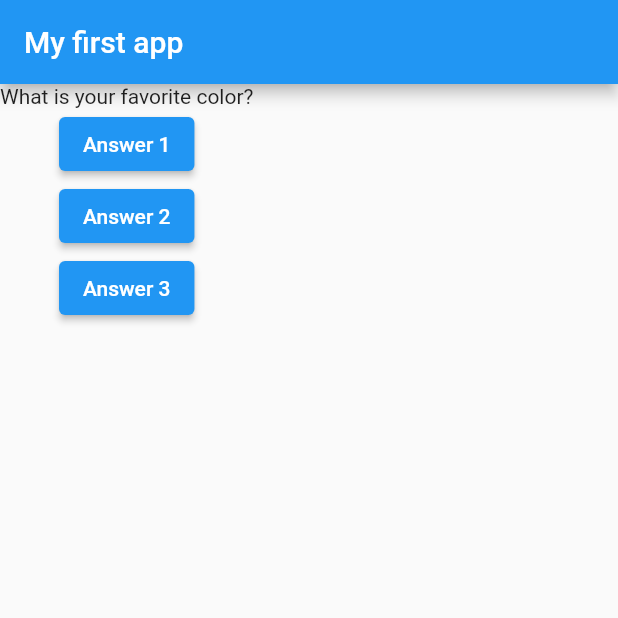
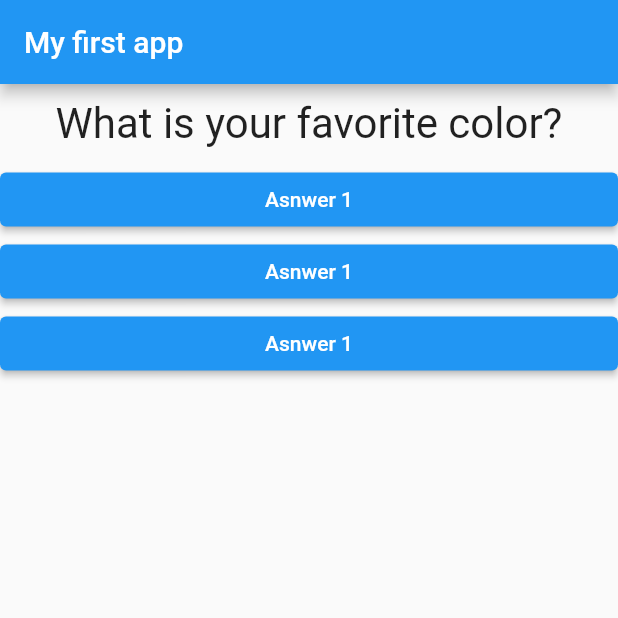
Before and after one commit to vctrtello1/ListOptions, a Flutter app: the screen it shows after launch, on a phone screen of 412 x 824 dp, the top half of it. Run offline on Flutter 3.47's test engine with Material 2 defaults, Android fonts, the phone set to English and light mode, and no system bars.

Commit message:
answers.dart

```diff
--- /dev/null
+++ b/lib/answer.dart
@@ -0,0 +1,17 @@
+import 'package:flutter/material.dart';
+
+class Answer extends StatelessWidget {
+  final VoidCallback selectHandler;
+  Answer(this.selectHandler);
+
+  @override
+  Widget build(BuildContext context) {
+    return Container(
+      width: double.infinity,
+      child: ElevatedButton(
+        child: Text('Asnwer 1'),
+        onPressed: selectHandler,
+      ),
+    );
+  }
+}
--- a/lib/main.dart
+++ b/lib/main.dart
@@ -1,4 +1,6 @@
 import 'package:flutter/material.dart';
+import './question.dart';
+import './answer.dart';
 
 void main() => runApp(MyApp());
 
@@ -12,7 +14,7 @@
 class _MyAppState extends State<MyApp> {
   var _questionIndex = 0;
 
-  void answerQuestion() {
+  void _answerQuestion() {
     setState(() {
       _questionIndex++;
     });
@@ -34,13 +36,10 @@
           ),
           body: Column(
             children: [
-              Text(questions.elementAt(_questionIndex)),
-              ElevatedButton(
-                  onPressed: answerQuestion, child: Text('Answer 1')),
-              ElevatedButton(
-                  onPressed: answerQuestion, child: Text('Answer 2')),
-              ElevatedButton(
-                  onPressed: answerQuestion, child: Text('Answer 3')),
+              Question(questions.elementAt(_questionIndex)),
+              Answer(_answerQuestion),
+              Answer(_answerQuestion),
+              Answer(_answerQuestion),
             ],
           )),
     );
--- a/lib/question.dart
+++ b/lib/question.dart
@@ -0,0 +1,22 @@
+import 'package:flutter/material.dart';
+
+import 'package:flutter/widgets.dart';
+
+class Question extends StatelessWidget {
+  String questionText;
+
+  Question(this.questionText);
+
+  @override
+  Widget build(BuildContext context) {
+    return Container(
+      width: double.infinity,
+      margin: EdgeInsets.all(10),
+      child: Text(
+        questionText,
+        style: TextStyle(fontSize: 28),
+        textAlign: TextAlign.center,
+      ),
+    );
+  }
+}
```
